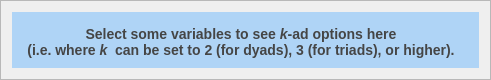
The window that NewGeneUI/NewGene/Widgets/CreateOutput/SelectVariables/kadcolumnselectionbox.ui (daniel347x/newgene) describes before a commit, drawn with Qt 5.
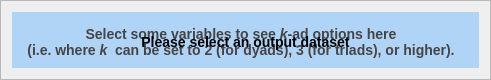
The same window after the commit. Custom widgets are drawn as their Qt base class.

Commit message: Tweaks so that the splash screen is always on top (for real), but does not cover up loading message boxes.  Tweaks so that when a new project is created, "missing model settings file" and "missing database" messages are not given, but when those files are missing when a project is opened, the error messages are given.

```diff
--- a/NewGeneUI/NewGene/Widgets/CreateOutput/SelectVariables/kadcolumnselectionbox.ui
+++ b/NewGeneUI/NewGene/Widgets/CreateOutput/SelectVariables/kadcolumnselectionbox.ui
@@ -99,6 +99,31 @@
         <set>Qt::AlignCenter</set>
        </property>
       </widget>
+      <widget class="QLabel" name="noOutputProjectLabel">
+       <property name="geometry">
+        <rect>
+         <x>9</x>
+         <y>9</y>
+         <width>449</width>
+         <height>42</height>
+        </rect>
+       </property>
+       <property name="minimumSize">
+        <size>
+         <width>440</width>
+         <height>42</height>
+        </size>
+       </property>
+       <property name="styleSheet">
+        <string notr="true">#emptyKadsLabel {font-weight: bold; color: #454545;}</string>
+       </property>
+       <property name="text">
+        <string>&lt;b&gt;&lt;big&gt;Please select an output dataset&lt;/big&gt;&lt;/b&gt;</string>
+       </property>
+       <property name="alignment">
+        <set>Qt::AlignCenter</set>
+       </property>
+      </widget>
      </widget>
     </widget>
    </item>
```
The commit also changes 7 other files.
